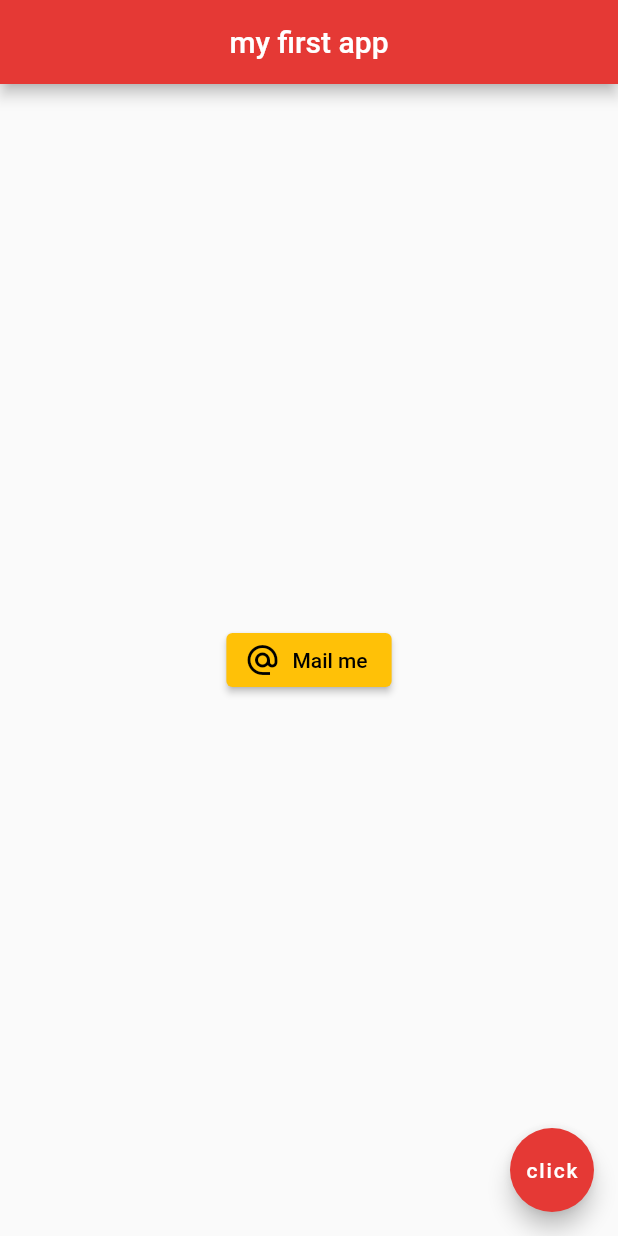
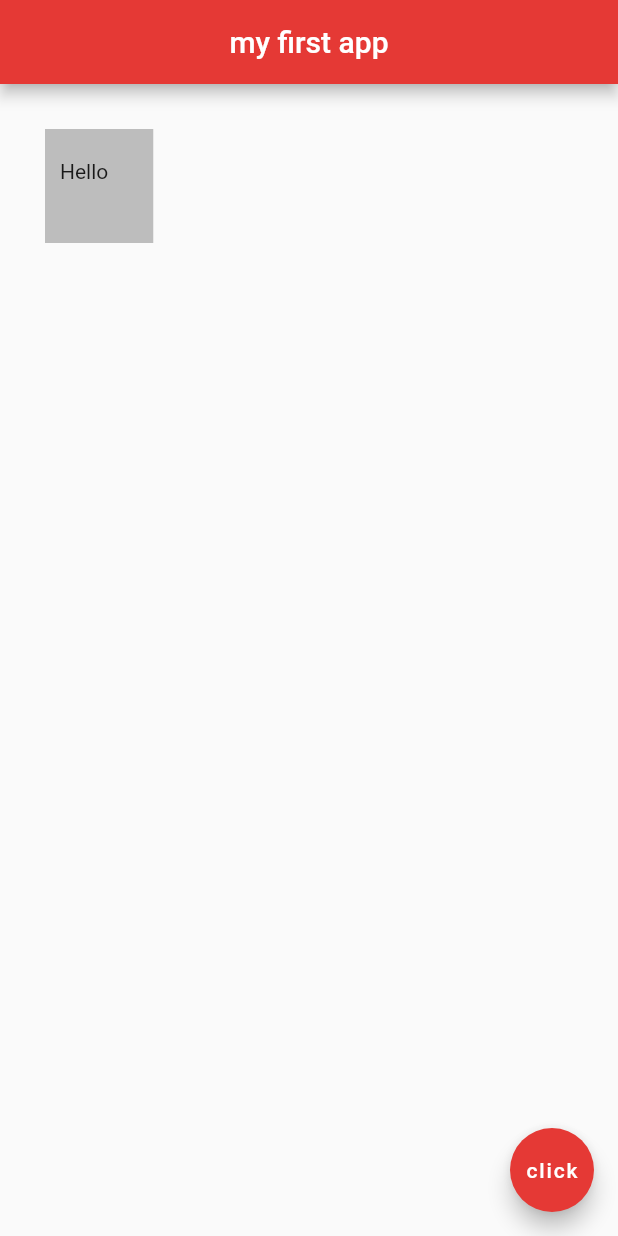
Before and after one commit to alfatta/learn_flutter, a Flutter app: the screen it shows after launch, on a phone screen of 412 x 824 dp. Run offline on Flutter 3.47's test engine with Material 2 defaults, Android fonts, the phone set to English and light mode, and no system bars.

Commit message:
container, margin and padding

```diff
--- a/lib/main.dart
+++ b/lib/main.dart
@@ -11,16 +11,11 @@ class Home extends StatelessWidget {
         centerTitle: true,
         backgroundColor: Colors.red[600],
       ),
-      body: Center(
-        child: ElevatedButton.icon(
-          onPressed: () {},
-          icon: Icon(Icons.alternate_email),
-          label: Text('Mail me'),
-          style: ElevatedButton.styleFrom(
-            primary: Colors.amber, // background
-            onPrimary: Colors.black, // foreground
-          ),
-        ),
+      body: Container(
+        padding: EdgeInsets.fromLTRB(10.0, 20.0, 30.0, 40.0),
+        margin: EdgeInsets.all(30.0),
+        color: Colors.grey[400],
+        child: Text('Hello'),
       ),
       floatingActionButton: FloatingActionButton(
         onPressed: () {},
```
Also changed, not shown: current-result.png.
